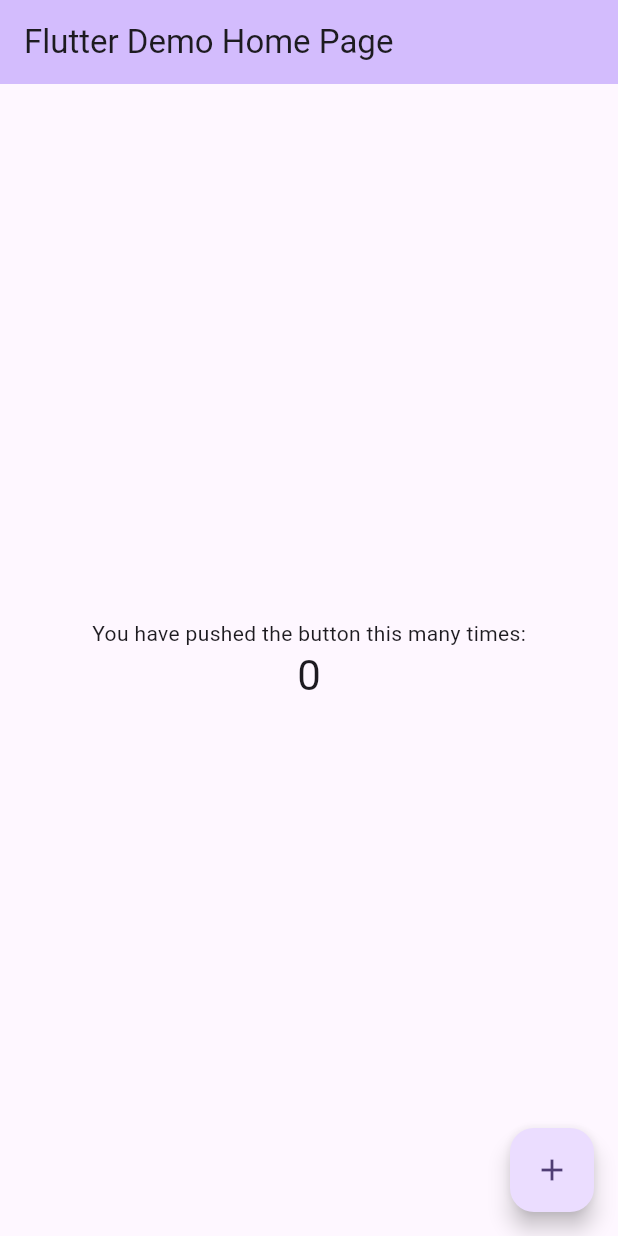
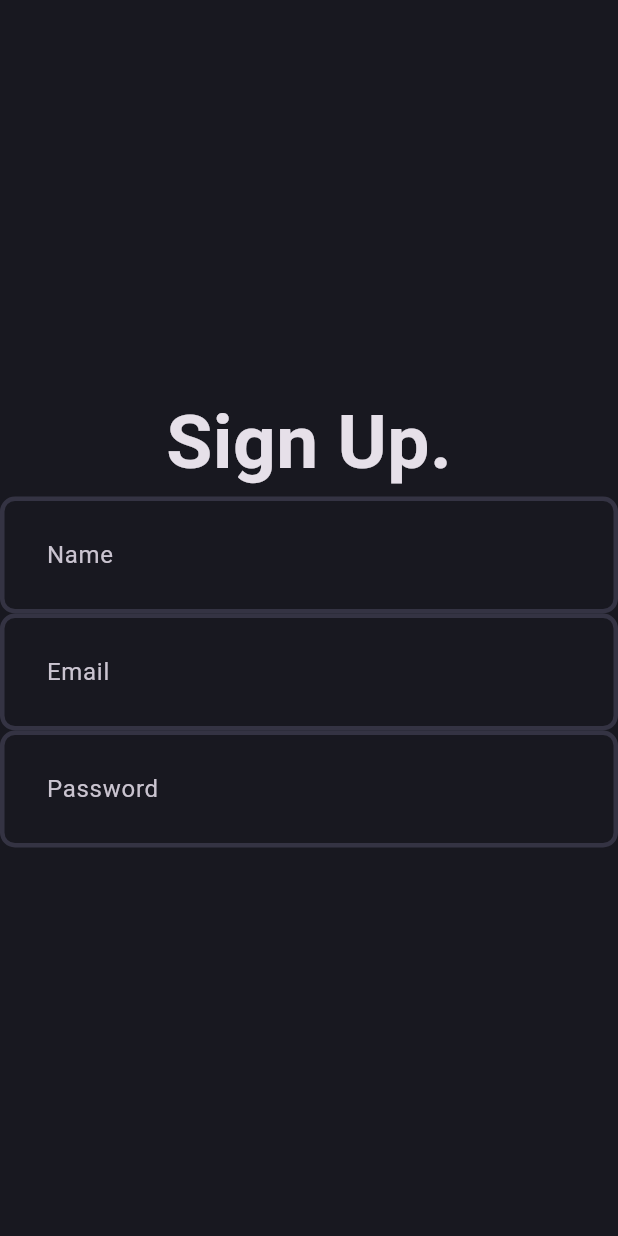
Before and after one commit to tanmayymaheshwari/chronicles-a-blog-app, a Flutter app: the screen it shows after launch, on a phone screen of 412 x 824 dp. Run offline on Flutter 3.47's test engine with Material 3 defaults, Android fonts, the phone set to English and light mode, and no system bars.

Commit message:
SignUpUI

```diff
--- /dev/null
+++ b/lib/core/theme/app_pallete.dart
@@ -0,0 +1,13 @@
+import 'package:flutter/material.dart';
+
+class AppPallete {
+  static const Color backgroundColor = Color.fromRGBO(24, 24, 32, 1);
+  static const Color gradient1 = Color.fromRGBO(187, 63, 221, 1);
+  static const Color gradient2 = Color.fromRGBO(251, 109, 169, 1);
+  static const Color gradient3 = Color.fromRGBO(255, 159, 124, 1);
+  static const Color borderColor = Color.fromRGBO(52, 51, 67, 1);
+  static const Color whiteColor = Colors.white;
+  static const Color greyColor = Colors.grey;
+  static const Color errorColor = Colors.redAccent;
+  static const Color transparentColor = Colors.transparent;
+}
--- /dev/null
+++ b/lib/core/theme/theme.dart
@@ -0,0 +1,20 @@
+import 'package:chronicles/core/theme/app_pallete.dart';
+import 'package:flutter/material.dart';
+
+class AppTheme {
+  static _border([Color color = AppPallete.borderColor]) => OutlineInputBorder(
+    borderRadius: BorderRadius.circular(10),
+    borderSide: BorderSide(
+      color: color,
+      width: 3,
+    ),
+  );
+  static final darkThemeMode = ThemeData.dark().copyWith(
+    scaffoldBackgroundColor: AppPallete.backgroundColor,
+    inputDecorationTheme: InputDecorationTheme(
+      enabledBorder: _border(),
+      focusedBorder: _border(AppPallete.gradient1),
+      contentPadding: EdgeInsets.all(27),
+    ),
+  );
+}
--- /dev/null
+++ b/lib/features/auth/presentation/pages/signup_page.dart
@@ -0,0 +1,32 @@
+import 'package:chronicles/features/auth/presentation/widgets/auth_field.dart';
+import 'package:flutter/material.dart';
+
+class SignUpPage extends StatefulWidget {
+  const SignUpPage({super.key});
+
+  @override
+  State<SignUpPage> createState() => _SignUpPageState();
+}
+
+class _SignUpPageState extends State<SignUpPage> {
+  @override
+  Widget build(BuildContext context) {
+    return Scaffold(
+      body: Column(
+        mainAxisAlignment: MainAxisAlignment.center,
+        children: [
+          Text(
+            "Sign Up.",
+            style: TextStyle(
+              fontSize: 50,
+              fontWeight: FontWeight.bold,
+            ),
+          ),
+          AuthField(hintText: 'Name',),
+          AuthField(hintText: 'Email',),
+          AuthField(hintText: 'Password',),
+        ],
+      ),
+    );
+  }
+}
--- /dev/null
+++ b/lib/features/auth/presentation/widgets/auth_field.dart
@@ -0,0 +1,18 @@
+import 'package:flutter/material.dart';
+
+class AuthField extends StatelessWidget {
+  final String hintText;
+  const AuthField({
+    super.key,
+    required this.hintText,
+  });
+
+  @override
+  Widget build(BuildContext context) {
+    return TextFormField(
+      decoration: InputDecoration(
+        hintText: hintText,
+      ),
+    );
+  }
+}
--- a/lib/main.dart
+++ b/lib/main.dart
@@ -1,3 +1,5 @@
+import 'package:chronicles/core/theme/theme.dart';
+import 'package:chronicles/features/auth/presentation/pages/signup_page.dart';
 import 'package:flutter/material.dart';
 
 void main() {
@@ -7,119 +9,13 @@ void main() {
 class MyApp extends StatelessWidget {
   const MyApp({super.key});
 
-  // This widget is the root of your application.
   @override
   Widget build(BuildContext context) {
     return MaterialApp(
-      title: 'Flutter Demo',
-      theme: ThemeData(
-        // This is the theme of your application.
-        //
-        // TRY THIS: Try running your application with "flutter run". You'll see
-        // the application has a purple toolbar. Then, without quitting the app,
-        // try changing the seedColor in the colorScheme below to Colors.green
-        // and then invoke "hot reload" (save your changes or press the "hot
-        // reload" button in a Flutter-supported IDE, or press "r" if you used
-        // the command line to start the app).
-        //
-        // Notice that the counter didn't reset back to zero; the application
-        // state is not lost during the reload. To reset the state, use hot
-        // restart instead.
-        //
-        // This works for code too, not just values: Most code changes can be
-        // tested with just a hot reload.
-        colorScheme: ColorScheme.fromSeed(seedColor: Colors.deepPurple),
-        useMaterial3: true,
-      ),
-      home: const MyHomePage(title: 'Flutter Demo Home Page'),
+      title: 'Chronicles',
+      debugShowCheckedModeBanner: false,
+      theme: AppTheme.darkThemeMode,
+      home: const SignUpPage(),
     );
   }
 }
-
-class MyHomePage extends StatefulWidget {
-  const MyHomePage({super.key, required this.title});
-
-  // This widget is the home page of your application. It is stateful, meaning
-  // that it has a State object (defined below) that contains fields that affect
-  // how it looks.
-
-  // This class is the configuration for the state. It holds the values (in this
-  // case the title) provided by the parent (in this case the App widget) and
-  // used by the build method of the State. Fields in a Widget subclass are
-  // always marked "final".
-
-  final String title;
-
-  @override
-  State<MyHomePage> createState() => _MyHomePageState();
-}
-
-class _MyHomePageState extends State<MyHomePage> {
-  int _counter = 0;
-
-  void _incrementCounter() {
-    setState(() {
-      // This call to setState tells the Flutter framework that something has
-      // changed in this State, which causes it to rerun the build method below
-      // so that the display can reflect the updated values. If we changed
-      // _counter without calling setState(), then the build method would not be
-      // called again, and so nothing would appear to happen.
-      _counter++;
-    });
-  }
-
-  @override
-  Widget build(BuildContext context) {
-    // This method is rerun every time setState is called, for instance as done
-    // by the _incrementCounter method above.
-    //
-    // The Flutter framework has been optimized to make rerunning build methods
-    // fast, so that you can just rebuild anything that needs updating rather
-    // than having to individually change instances of widgets.
-    return Scaffold(
-      appBar: AppBar(
-        // TRY THIS: Try changing the color here to a specific color (to
-        // Colors.amber, perhaps?) and trigger a hot reload to see the AppBar
-        // change color while the other colors stay the same.
-        backgroundColor: Theme.of(context).colorScheme.inversePrimary,
-        // Here we take the value from the MyHomePage object that was created by
-        // the App.build method, and use it to set our appbar title.
-        title: Text(widget.title),
-      ),
-      body: Center(
-        // Center is a layout widget. It takes a single child and positions it
-        // in the middle of the parent.
-        child: Column(
-          // Column is also a layout widget. It takes a list of children and
-          // arranges them vertically. By default, it sizes itself to fit its
-          // children horizontally, and tries to be as tall as its parent.
-          //
-          // Column has various properties to control how it sizes itself and
-          // how it positions its children. Here we use mainAxisAlignment to
-          // center the children vertically; the main axis here is the vertical
-          // axis because Columns are vertical (the cross axis would be
-          // horizontal).
-          //
-          // TRY THIS: Invoke "debug painting" (choose the "Toggle Debug Paint"
-          // action in the IDE, or press "p" in the console), to see the
-          // wireframe for each widget.
-          mainAxisAlignment: MainAxisAlignment.center,
-          children: <Widget>[
-            const Text(
-              'You have pushed the button this many times:',
-            ),
-            Text(
-              '$_counter',
-              style: Theme.of(context).textTheme.headlineMedium,
-            ),
-          ],
-        ),
-      ),
-      floatingActionButton: FloatingActionButton(
-        onPressed: _incrementCounter,
-        tooltip: 'Increment',
-        child: const Icon(Icons.add),
-      ), // This trailing comma makes auto-formatting nicer for build methods.
-    );
-  }
-}
```
